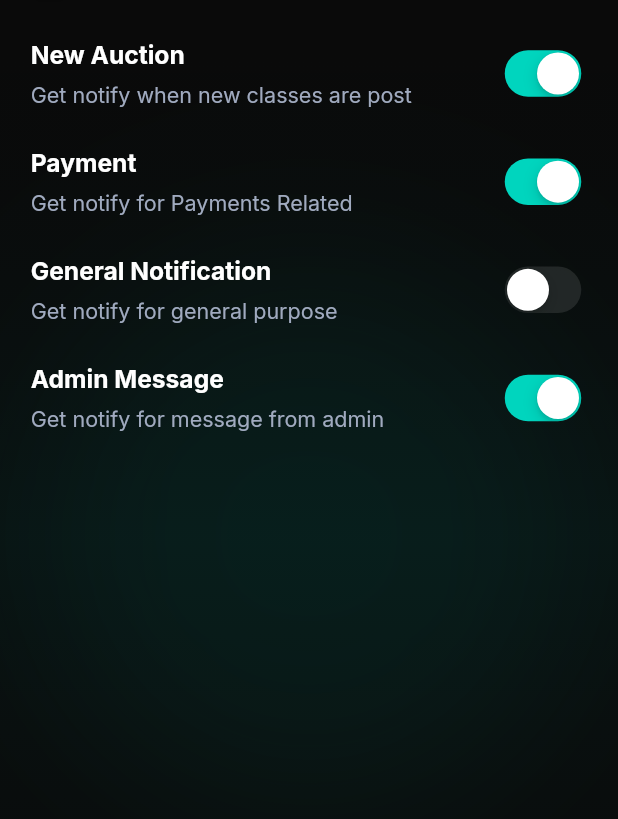
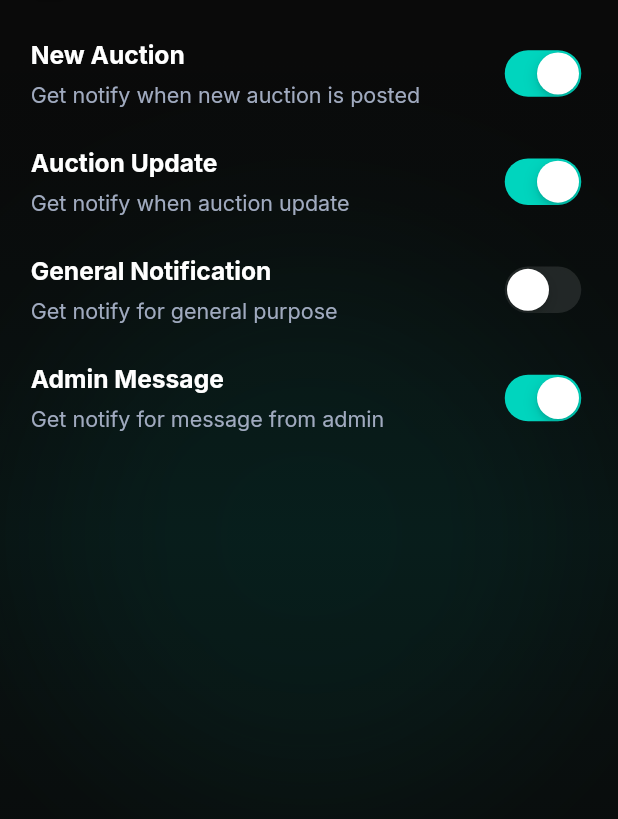
Before and after one commit to Ismail554/SwissCarExchange, a Flutter app: the MainNavigationShell screen opened directly, item 4 of the bottom bar chosen, scrolled down 576 dp, after a tap on "Notification setting", on a phone screen of 412 x 824 dp, the part 82-901 px from its top. Run offline on Flutter 3.47's test engine with Material 3 defaults, Android fonts, the phone set to English and light mode, and no system bars; our stand-ins replace dio, file_picker, firebase_core, firebase_messaging, flutter_dotenv, flutter_screenutil and 9 more; accounts and stored records are empty; network calls fail; project files that could hold a hidden picture were left out.

Commit message:
notification toggle

```diff
--- a/lib/app_utils/constants/api_service.dart
+++ b/lib/app_utils/constants/api_service.dart
@@ -46,4 +46,7 @@ class ApiService {
 
   // Device Register
   static String get registerDevice => "$baseUrl/api/notifications/devices/register/"; // POST body: { "token": "...", "device_type": "..." }
+  static String get unregisterDevice => "$baseUrl/api/notifications/devices/remove/"; // POST body: {   "token": "" }
+  static String get notificationPreferences => "$baseUrl/api/notifications/preferences/"; // GET // response: { "new_auction_enabled": true, "auction_updates_enabled": true, "admin_messages_enabled": true }
+  static String get updateNotificationPreferences => "$baseUrl/api/notifications/preferences/update/"; // PUT // body: { "new_auction_enabled": true, "auction_updates_enabled": true, "admin_messages_enabled": true }
 }
--- a/lib/main.dart
+++ b/lib/main.dart
@@ -14,7 +14,7 @@ import 'package:rionydo/controllers/profile_provider.dart';
 import 'package:rionydo/controllers/subscription_provider.dart';
 import 'package:rionydo/firebase_options.dart';
 
-import 'package:rionydo/app_utils/firebase_service.dart';
+import 'package:rionydo/services/firebase_service.dart';
 
 Future<void> main() async {
   WidgetsFlutterBinding.ensureInitialized();
--- a/lib/views/auctions/presentations/auction_bidding.dart
+++ b/lib/views/auctions/presentations/auction_bidding.dart
@@ -14,7 +14,7 @@ import 'package:rionydo/models/bid/bid_history_response.dart';
 import 'package:rionydo/controllers/auctions/auctions_detail_provider.dart';
 import 'package:provider/provider.dart';
 import 'dart:async';
-import 'package:rionydo/app_utils/socket_service.dart';
+import 'package:rionydo/services/socket_service.dart';
 
 class AuctionBidding extends StatefulWidget {
   final AuctionItem initialData;
--- a/lib/views/notification/notification_view.dart
+++ b/lib/views/notification/notification_view.dart
@@ -1,4 +1,5 @@
 import 'package:flutter/material.dart';
+import 'package:rionydo/services/firebase_service.dart';
 import 'package:flutter_screenutil/flutter_screenutil.dart';
 import 'package:rionydo/app_utils/constants/font_manager.dart';
 import 'package:rionydo/app_utils/utils/app_colors.dart';
@@ -46,6 +47,7 @@ class _NotificationViewState extends State<NotificationView> {
   @override
   void initState() {
     super.initState();
+    FirebaseService.initFirebaseMessaging();
     _notifications = [
       _NotificationItem(
         type: NotificationType.auctionWon,
--- a/lib/views/profile/presentations/notification_settings_view.dart
+++ b/lib/views/profile/presentations/notification_settings_view.dart
@@ -1,4 +1,5 @@
 import 'package:flutter/material.dart';
+import 'package:rionydo/services/firebase_service.dart';
 import 'package:flutter_screenutil/flutter_screenutil.dart';
 import 'package:rionydo/app_utils/constants/font_manager.dart';
 import 'package:rionydo/app_utils/utils/app_colors.dart';
@@ -35,13 +36,13 @@ class _NotificationSettingsViewState extends State<NotificationSettingsView> {
           children: [
             NotificationSettingTile(
               title: "New Auction",
-              subtitle: "Get notify when new classes are post",
+              subtitle: "Get notify when new auction is posted",
               value: _newAuction,
               onChanged: (val) => setState(() => _newAuction = val),
             ),
             NotificationSettingTile(
-              title: "Payment",
-              subtitle: "Get notify for Payments Related",
+              title: "Auction Update",
+              subtitle: "Get notify when auction update",
               value: _payment,
               onChanged: (val) => setState(() => _payment = val),
             ),
@@ -49,7 +50,14 @@ class _NotificationSettingsViewState extends State<NotificationSettingsView> {
               title: "General Notification",
               subtitle: "Get notify for general purpose",
               value: _general,
-              onChanged: (val) => setState(() => _general = val),
+              onChanged: (val) {
+                setState(() => _general = val);
+                if (val) {
+                  FirebaseService.initFirebaseMessaging();
+                } else {
+                  FirebaseService.unregisterFirebaseMessaging();
+                }
+              },
             ),
             NotificationSettingTile(
               title: "Admin Message",
```
Also changed, not shown: lib/services/firebase_service.dart (renamed from lib/app_utils/firebase_service.dart, +19 -0 lines), lib/services/socket_service.dart (renamed from lib/app_utils/socket_service.dart).
